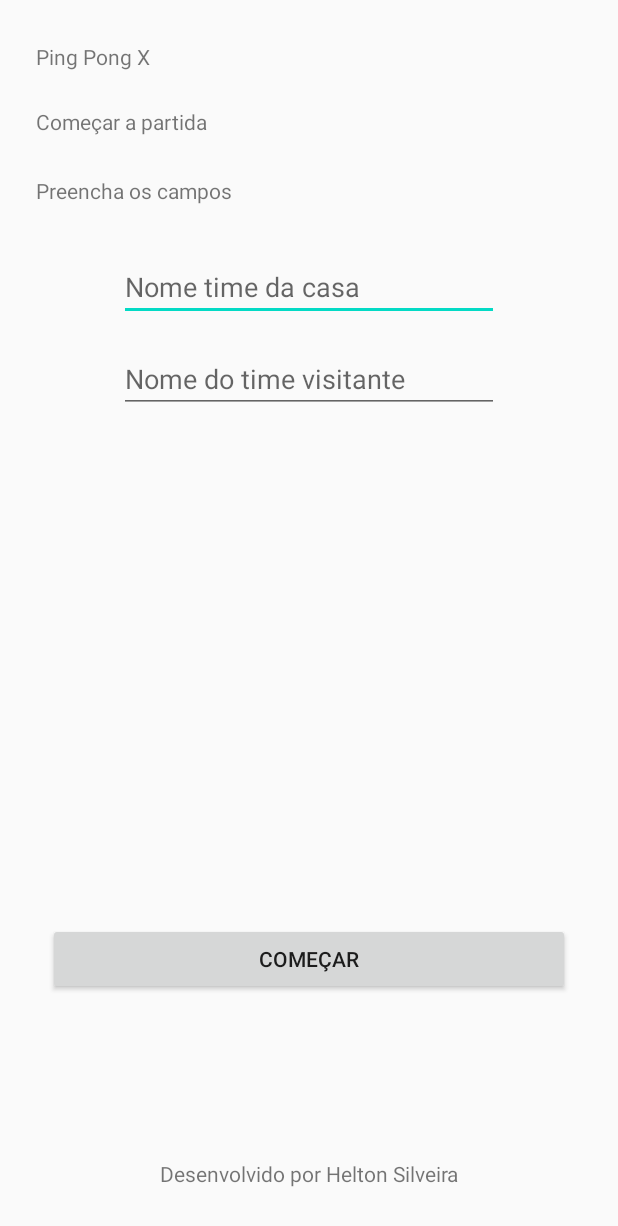
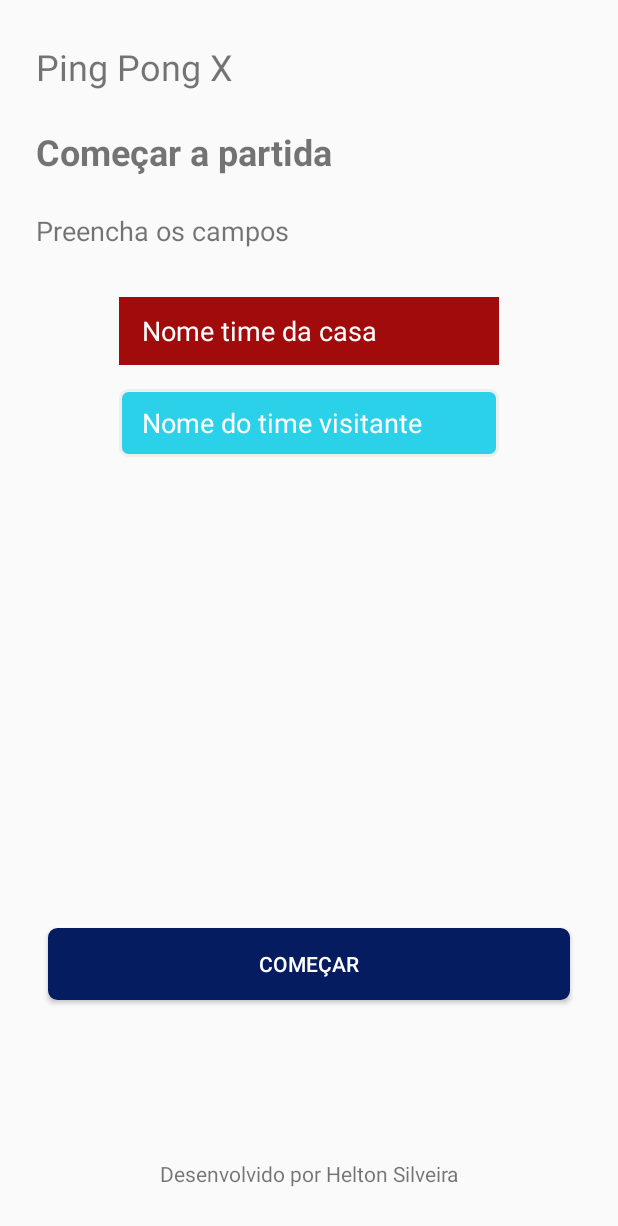
Before and after one commit to heltonss/android, an Android app: the screen it shows after launch (PlayerActivity), on a phone screen of 412 x 824 dp. Shown: the top 1226 px of the screen. Run offline under Robolectric (Android 15) with nearby library versions, the phone set to English and light mode, and no system bars.

Commit message:
adiciona - layout para app ping pong

```diff
--- a/PingPongX/app/src/main/java/br/com/heltonsouza/pingpongx/MainActivity.kt
+++ b/PingPongX/app/src/main/java/br/com/heltonsouza/pingpongx/MainActivity.kt
@@ -11,6 +11,9 @@ class MainActivity : AppCompatActivity() {
     override fun onCreate(savedInstanceState: Bundle?) {
         super.onCreate(savedInstanceState)
         setContentView(R.layout.activity_main)
+
+        btFinishMatch.setBackgroundColor(resources.getColor(R.color.colorYellow))
+        btFinishMatch.setTextColor(resources.getColor(R.color.colorBlue))
 
         Log.d("ESTADO", "onCreate")
 
--- /dev/null
+++ b/PingPongX/app/src/main/res/drawable/custom_buttom.xml
@@ -0,0 +1,11 @@
+<?xml version="1.0" encoding="utf-8"?>
+<selector xmlns:android="http://schemas.android.com/apk/res/android">
+<item>
+    <shape android:shape="rectangle">
+        <solid android:color="#051C60" />
+        <stroke android:width="2dp" android:color="#051C60" />
+        <corners android:radius="5dp" />
+        <padding android:bottom="8dp" android:left="8dp" android:right="8dp" android:top="8dp"/>
+    </shape>
+</item>
+</selector>
--- /dev/null
+++ b/PingPongX/app/src/main/res/drawable/custom_edittext_blue.xml
@@ -0,0 +1,11 @@
+<?xml version="1.0" encoding="utf-8"?>
+<selector xmlns:android="http://schemas.android.com/apk/res/android">
+    <item>
+        <shape android:shape="rectangle">
+            <solid android:color="#2AD1E8" />
+            <stroke android:width="2dp" android:color="#EEE" />
+            <corners android:radius="5dp" />
+            <padding android:bottom="8dp" android:left="8dp" android:right="8dp" android:top="8dp"/>
+        </shape>
+    </item>
+</selector>
--- /dev/null
+++ b/PingPongX/app/src/main/res/drawable/custom_edittext_red.xml
@@ -0,0 +1,12 @@
+<?xml version="1.0" encoding="utf-8"?>
+<selector xmlns:android="http://schemas.android.com/apk/res/android">
+    <item>
+        <shape android:shape="rectangle">
+            <solid android:color="#A20B0B" />
+            <stroke android:width="2dp" android:color="#EEE" />
+            <corners android:radius="5dp" />
+            <padding android:bottom="8dp" android:left="8dp" android:right="8dp" android:top="8dp"/>
+
+        </shape>
+    </item>
+</selector>
--- a/PingPongX/app/src/main/res/layout/activity_main.xml
+++ b/PingPongX/app/src/main/res/layout/activity_main.xml
@@ -14,14 +14,16 @@
         android:layout_marginTop="32dp"
         android:layout_marginEnd="32dp"
         android:text="Ping Pong X"
+        android:textSize="24sp"
         app:layout_constraintEnd_toEndOf="parent"
         app:layout_constraintStart_toStartOf="parent"
         app:layout_constraintTop_toTopOf="parent" />
 
     <TextView
         android:id="@+id/tvPlayerOneScore"
-        android:layout_width="120dp"
-        android:layout_height="wrap_content"
+        style="@style/input_form_red"
+        android:layout_width="116dp"
+        android:layout_height="110dp"
         android:layout_marginStart="24dp"
         android:text="0"
         android:textAlignment="center"
@@ -34,8 +36,8 @@
 
     <TextView
         android:id="@+id/textView7"
-        android:layout_width="120dp"
-        android:layout_height="wrap_content"
+        android:layout_width="41dp"
+        android:layout_height="98dp"
         android:layout_marginTop="64dp"
         android:text="x"
         android:textAlignment="center"
@@ -47,6 +49,7 @@
 
     <TextView
         android:id="@+id/tvPlayerTwoScore"
+        style="@style/input_form_blue"
         android:layout_width="120dp"
         android:layout_height="wrap_content"
         android:layout_marginEnd="24dp"
@@ -83,6 +86,7 @@
 
     <Button
         android:id="@+id/btPlayerOneScore"
+        style="@style/buttom_custom"
         android:layout_width="0dp"
         android:layout_height="wrap_content"
         android:text="ponto"
@@ -94,6 +98,7 @@
 
     <Button
         android:id="@+id/btPlayerTwoScore"
+        style="@style/buttom_custom"
         android:layout_width="0dp"
         android:layout_height="wrap_content"
         android:layout_marginTop="24dp"
@@ -104,6 +109,7 @@
 
     <Button
         android:id="@+id/btFinishMatch"
+        style="@style/buttom_custom"
         android:layout_width="0dp"
         android:layout_height="wrap_content"
         android:layout_marginTop="128dp"
@@ -114,6 +120,7 @@
 
     <Button
         android:id="@+id/btRevenge"
+        style="@style/buttom_custom"
         android:layout_width="0dp"
         android:layout_height="wrap_content"
         android:layout_marginTop="24dp"
--- a/PingPongX/app/src/main/res/layout/activity_player.xml
+++ b/PingPongX/app/src/main/res/layout/activity_player.xml
@@ -14,6 +14,7 @@
         android:layout_marginTop="28dp"
         android:layout_marginEnd="24dp"
         android:text="Ping Pong X"
+        android:textSize="24sp"
         app:layout_constraintEnd_toEndOf="parent"
         app:layout_constraintHorizontal_bias="0.47"
         app:layout_constraintStart_toStartOf="parent"
@@ -21,13 +22,15 @@
 
     <TextView
         android:id="@+id/textView2"
-        android:layout_height="22dp"
+        android:layout_width="0dp"
+        android:layout_height="wrap_content"
         android:layout_marginTop="24dp"
         android:text="Começar a partida"
+        android:textSize="24sp"
+        android:textStyle="bold"
         app:layout_constraintEnd_toEndOf="@+id/textView"
         app:layout_constraintStart_toStartOf="@+id/textView"
-        app:layout_constraintTop_toBottomOf="@+id/textView"
-        android:layout_width="0dp" />
+        app:layout_constraintTop_toBottomOf="@+id/textView" />
 
     <TextView
         android:id="@+id/textView3"
@@ -35,6 +38,7 @@
         android:layout_height="wrap_content"
         android:layout_marginTop="24dp"
         android:text="Preencha os campos"
+        android:textSize="18sp"
         app:layout_constraintEnd_toEndOf="@+id/textView2"
         app:layout_constraintStart_toStartOf="@+id/textView2"
         app:layout_constraintTop_toBottomOf="@+id/textView2" />
@@ -42,19 +46,27 @@
 
     <EditText
         android:id="@+id/etPlayerOne"
+        style="@style/input_form_red"
         android:layout_width="253dp"
         android:layout_height="45dp"
         android:layout_marginTop="32dp"
+        android:background="#A20B0B"
         android:hint="Nome time da casa"
+        android:paddingLeft="15dp"
+        android:textColor="#FFFFFF"
+        android:textColorHint="#FFF"
         app:layout_constraintEnd_toEndOf="@+id/textView"
         app:layout_constraintStart_toStartOf="@+id/textView"
         app:layout_constraintTop_toBottomOf="@+id/textView3" />
 
     <EditText
         android:id="@+id/etPlayerTwo"
+        style="@style/input_form_blue"
         android:layout_width="253dp"
         android:layout_height="45dp"
         android:layout_marginTop="16dp"
+        android:paddingLeft="15dp"
+        android:textColorHint="#FFF"
         android:hint="Nome do time visitante"
         app:layout_constraintEnd_toEndOf="@+id/etPlayerOne"
         app:layout_constraintStart_toStartOf="@+id/etPlayerOne"
@@ -62,14 +74,17 @@
 
     <Button
         android:id="@+id/btStart"
+        style="@style/buttom_custom"
         android:layout_width="0dp"
         android:layout_height="wrap_content"
         android:layout_marginStart="32dp"
-        android:layout_marginTop="340dp"
+        android:layout_marginTop="232dp"
         android:layout_marginEnd="32dp"
+        android:layout_marginBottom="24dp"
         android:text="Começar"
+        app:layout_constraintBottom_toTopOf="@+id/textView4"
         app:layout_constraintEnd_toEndOf="parent"
-        app:layout_constraintHorizontal_bias="0.0"
+        app:layout_constraintHorizontal_bias="1.0"
         app:layout_constraintStart_toStartOf="parent"
         app:layout_constraintTop_toBottomOf="@+id/etPlayerTwo" />
 
--- a/PingPongX/app/src/main/res/values/colors.xml
+++ b/PingPongX/app/src/main/res/values/colors.xml
@@ -3,4 +3,6 @@
     <color name="colorPrimary">#6200EE</color>
     <color name="colorPrimaryDark">#3700B3</color>
     <color name="colorAccent">#03DAC5</color>
+    <color name="colorYellow">#FFEB3B</color>
+    <color name="colorBlue">#051C60</color>
 </resources>
--- a/PingPongX/app/src/main/res/values/styles.xml
+++ b/PingPongX/app/src/main/res/values/styles.xml
@@ -9,9 +9,25 @@
     </style>
 
     <style name="FullScreen" parent="AppTheme">
-        <item name="windowActionBar">false</item>
+        <item name="windowActionBar">true</item>
         <item name="windowNoTitle">true</item>
         <item name="android:windowFullscreen">true</item>
     </style>
 
+    <style name="buttom_custom">
+        <item name="android:background">@drawable/custom_buttom</item>
+        <item name="android:colorBackground">#051C60</item>
+        <item name="android:textColor">#FFF</item>
+    </style>
+
+    <style name="input_form_red">
+        <item name="android:background">@drawable/custom_edittext_red</item>
+        <item name="android:textColor">#FFF</item>
+    </style>
+
+    <style name="input_form_blue">
+        <item name="android:background">@drawable/custom_edittext_blue</item>
+        <item name="android:textColor">#FFF</item>
+    </style>
+
 </resources>
--- a/PingPongX/build.gradle
+++ b/PingPongX/build.gradle
@@ -8,7 +8,7 @@ buildscript {
 
     }
     dependencies {
-        classpath 'com.android.tools.build:gradle:3.6.1'
+        classpath 'com.android.tools.build:gradle:4.0.1'
         classpath "org.jetbrains.kotlin:kotlin-gradle-plugin:$kotlin_version"
 
         // NOTE: Do not place your application dependencies here; they belong
```
Also changed, not shown: PingPongX/gradle/wrapper/gradle-wrapper.properties.
